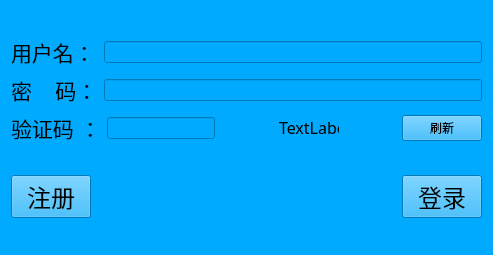
The window that Client/client.ui (23Lm-star/QT-) describes before a commit, drawn with Qt 5.
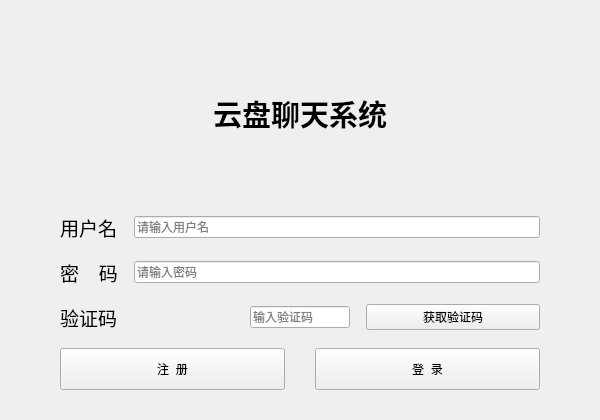
The same window after the commit. Icons and pictures are not drawn.

```diff
--- a/Client/client.ui
+++ b/Client/client.ui
@@ -6,8 +6,8 @@
    <rect>
     <x>0</x>
     <y>0</y>
-    <width>493</width>
-    <height>255</height>
+    <width>600</width>
+    <height>420</height>
    </rect>
   </property>
   <property name="windowTitle">
@@ -18,31 +18,60 @@
     <normaloff>:/login.png</normaloff>:/login.png</iconset>
   </property>
   <property name="styleSheet">
-   <string notr="true">background-color: rgb(0, 170, 255);</string>
+   <string notr="true"/>
   </property>
-  <layout class="QHBoxLayout" name="horizontalLayout_3">
-   <item>
     <layout class="QVBoxLayout" name="verticalLayout">
+   <property name="spacing">
+    <number>16</number>
+   </property>
+   <property name="leftMargin">
+    <number>60</number>
+   </property>
+   <property name="topMargin">
+    <number>30</number>
+   </property>
+   <property name="rightMargin">
+    <number>60</number>
+   </property>
+   <property name="bottomMargin">
+    <number>30</number>
+   </property>
+   <item>
+    <widget class="QLabel" name="titleLabel">
+     <property name="font">
+      <font>
+       <family>Arial</family>
+       <pointsize>22</pointsize>
+       <bold>true</bold>
+      </font>
+     </property>
+     <property name="text">
+      <string>云盘聊天系统</string>
+     </property>
+     <property name="alignment">
+      <set>Qt::AlignCenter</set>
+     </property>
+    </widget>
+   </item>
      <item>
       <layout class="QGridLayout" name="gridLayout">
        <item row="0" column="0">
         <widget class="QLabel" name="label">
          <property name="font">
           <font>
-           <family>Arial</family>
-           <pointsize>16</pointsize>
+         <family>Microsoft YaHei</family>
+         <pointsize>14</pointsize>
           </font>
          </property>
          <property name="text">
-          <string>用户名：</string>
+        <string>用户名</string>
          </property>
         </widget>
        </item>
        <item row="0" column="1">
         <widget class="QLineEdit" name="name_LE">
-         <property name="styleSheet">
-          <string notr="true">color: rgb(255, 255, 255);
-color: rgb(255, 255, 255);</string>
+       <property name="placeholderText">
+        <string>请输入用户名</string>
          </property>
         </widget>
        </item>
@@ -50,15 +79,12 @@
         <widget class="QLabel" name="label_2">
          <property name="font">
           <font>
-           <family>Arial</family>
-           <pointsize>16</pointsize>
+         <family>Microsoft YaHei</family>
+         <pointsize>14</pointsize>
           </font>
          </property>
          <property name="text">
-          <string>密    码：</string>
-         </property>
-         <property name="buddy">
-          <cstring>label_2</cstring>
+        <string>密    码</string>
          </property>
         </widget>
        </item>
@@ -67,105 +93,49 @@
          <property name="echoMode">
           <enum>QLineEdit::Password</enum>
          </property>
+       <property name="placeholderText">
+        <string>请输入密码</string>
+       </property>
         </widget>
        </item>
        <item row="2" column="0" colspan="2">
-        <layout class="QGridLayout" name="gridLayout_2">
-         <item row="0" column="0">
+      <layout class="QHBoxLayout" name="captchaLayout">
+       <item>
           <widget class="QLabel" name="randcode">
            <property name="font">
             <font>
-             <family>Arial</family>
-             <pointsize>16</pointsize>
+           <family>Microsoft YaHei</family>
+           <pointsize>14</pointsize>
             </font>
            </property>
            <property name="text">
-            <string>验证码 ：</string>
+          <string>验证码</string>
            </property>
           </widget>
          </item>
-         <item row="0" column="1">
-          <widget class="QLineEdit" name="randcode_LE"/>
-         </item>
-         <item row="0" column="2">
-          <spacer name="horizontalSpacer_2">
-           <property name="orientation">
-            <enum>Qt::Horizontal</enum>
-           </property>
-           <property name="sizeHint" stdset="0">
-            <size>
-             <width>40</width>
-             <height>20</height>
-            </size>
-           </property>
-          </spacer>
-         </item>
-         <item row="0" column="3">
-          <widget class="QLabel" name="label_randcode">
-           <property name="sizePolicy">
-            <sizepolicy hsizetype="Minimum" vsizetype="Fixed">
-             <horstretch>0</horstretch>
-             <verstretch>0</verstretch>
-            </sizepolicy>
-           </property>
-           <property name="minimumSize">
-            <size>
-             <width>60</width>
-             <height>0</height>
-            </size>
-           </property>
+       <item>
+        <widget class="QLineEdit" name="randcode_LE">
            <property name="maximumSize">
             <size>
-             <width>60</width>
+           <width>100</width>
              <height>16777215</height>
             </size>
            </property>
-           <property name="font">
-            <font>
-             <family>Agency FB</family>
-             <pointsize>12</pointsize>
-            </font>
-           </property>
-           <property name="text">
-            <string>TextLabel</string>
+         <property name="placeholderText">
+          <string>输入验证码</string>
            </property>
           </widget>
          </item>
-         <item row="0" column="4">
-          <spacer name="horizontalSpacer_3">
-           <property name="orientation">
-            <enum>Qt::Horizontal</enum>
-           </property>
-           <property name="sizeHint" stdset="0">
-            <size>
-             <width>40</width>
-             <height>20</height>
-            </size>
-           </property>
-          </spacer>
-         </item>
-         <item row="0" column="5">
+       <item>
           <widget class="QPushButton" name="pushButton">
-           <property name="sizePolicy">
-            <sizepolicy hsizetype="Fixed" vsizetype="Fixed">
-             <horstretch>0</horstretch>
-             <verstretch>0</verstretch>
-            </sizepolicy>
-           </property>
-           <property name="maximumSize">
+         <property name="minimumSize">
             <size>
-             <width>80</width>
-             <height>16777215</height>
+           <width>90</width>
+           <height>0</height>
             </size>
            </property>
            <property name="text">
-            <string>刷新</string>
-           </property>
-           <property name="iconSize">
-            <size>
-             <width>13</width>
-             <height>16</height>
-            </size>
+          <string>获取验证码</string>
            </property>
           </widget>
          </item>
@@ -175,50 +145,55 @@
      </item>
      <item>
       <layout class="QHBoxLayout" name="horizontalLayout_2">
+     <property name="spacing">
+      <number>30</number>
+     </property>
        <item>
         <widget class="QPushButton" name="register_PB">
-         <property name="font">
-          <font>
-           <family>Arial</family>
-           <pointsize>18</pointsize>
-          </font>
-         </property>
-         <property name="text">
-          <string>注册</string>
-         </property>
-        </widget>
-       </item>
-       <item>
-        <spacer name="horizontalSpacer">
-         <property name="orientation">
-          <enum>Qt::Horizontal</enum>
-         </property>
-         <property name="sizeHint" stdset="0">
+       <property name="minimumSize">
           <size>
-           <width>40</width>
-           <height>20</height>
-          </size>
-         </property>
-        </spacer>
+         <width>120</width>
+         <height>42</height>
+        </size>
+       </property>
+       <property name="text">
+        <string>注  册</string>
+       </property>
+      </widget>
        </item>
        <item>
         <widget class="QPushButton" name="login_PB">
-         <property name="font">
-          <font>
-           <family>Arial</family>
-           <pointsize>18</pointsize>
-          </font>
+       <property name="minimumSize">
+        <size>
+         <width>120</width>
+         <height>42</height>
+        </size>
          </property>
          <property name="text">
-          <string>登录</string>
+        <string>登  录</string>
          </property>
         </widget>
        </item>
       </layout>
      </item>
     </layout>
-   </item>
-  </layout>
+  <!-- 加载动画覆盖层 -->
+  <widget class="QLabel" name="loadingLabel">
+   <property name="geometry">
+    <rect>
+     <x>0</x>
+     <y>0</y>
+     <width>600</width>
+     <height>420</height>
+    </rect>
+   </property>
+   <property name="text">
+    <string/>
+   </property>
+   <property name="alignment">
+    <set>Qt::AlignCenter</set>
+   </property>
+  </widget>
  </widget>
  <resources>
   <include location="config.qrc"/>
```
Lines whose indentation alone changed are shown as unchanged.
